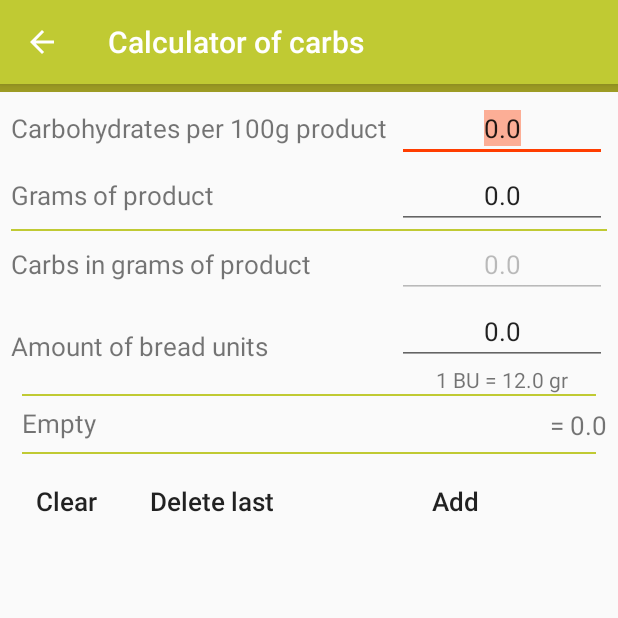
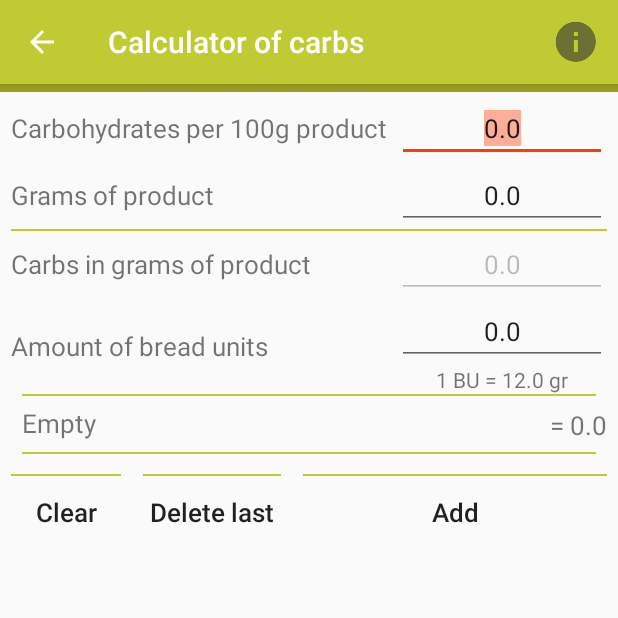
Before and after one commit to yakovbenalex/BloodSugarMonitoring, an Android app: the CalculatorCarbsActivity screen opened directly, with no data from a screen before it, after a tap on "Clear", on a phone screen of 412 x 824 dp, the top half of it. Run offline under Robolectric (Android 15) with nearby library versions, the phone set to English and light mode, and no system bars.

Commit message:
version 0.06 test2 - fix for stack history =>   (stack history doesn't save after removing all items from the stack) - change name item on main activity (in strings.xml) - some other changes in strings.xml

```diff
--- a/app/src/main/java/com/example/jason/EveryGlic/CalculatorCarbsActivity.java
+++ b/app/src/main/java/com/example/jason/EveryGlic/CalculatorCarbsActivity.java
@@ -6,6 +6,7 @@ import android.support.v7.app.AppCompatActivity;
 import android.text.Editable;
 import android.text.TextWatcher;
 import android.util.Log;
+import android.view.Menu;
 import android.view.View;
 import android.widget.Button;
 import android.widget.EditText;
@@ -15,11 +16,12 @@ import android.widget.Toast;
 import java.util.ArrayList;
 import java.util.Calendar;
 
+import static com.example.jason.EveryGlic.MyWorks.createInfoItemInActionBar;
 import static com.example.jason.EveryGlic.MyWorks.getStringNumberWithAccuracy;
 import static com.example.jason.EveryGlic.MyWorks.isEmpty;
+import static com.example.jason.EveryGlic.PreferencesActivity.AMOUNT_CARBS_IN_BREAD_UNIT_DEFAULT;
 import static com.example.jason.EveryGlic.PreferencesActivity.KEY_PREFS;
 import static com.example.jason.EveryGlic.PreferencesActivity.KEY_PREFS_AMOUNT_CARBS_IN_BREAD_UNIT;
-import static com.example.jason.EveryGlic.PreferencesActivity.AMOUNT_CARBS_IN_BREAD_UNIT_DEFAULT;
 
 public class CalculatorCarbsActivity extends AppCompatActivity implements View.OnClickListener {
     // keys (CCS - Calculator carbs state)
@@ -30,6 +32,7 @@ public class CalculatorCarbsActivity extends AppCompatActivity implements View.O
     private static final String KEY_PREFS_CCS_AMOUNT_BREAD_UNITS = "amountBreadUnits";
     private static final String KEY_PREFS_CCS_STACK = "stack";
 
+    private static final String STACK_DEFAULT_EMPTY_VALUE = "0.0";
     private static final String TAG = "myLog";
 
     // temporary variables
@@ -319,15 +322,15 @@ public class CalculatorCarbsActivity extends AppCompatActivity implements View.O
         });
 
         // set textView stackSum to 0.0 if stack is empty
-        if (!stackForCalc.isEmpty()) {
-            // calculate stack's sum
+        if (stackForCalc.isEmpty()) {
+            tvStackSum.setText("= 0.0");
+        } else {
+            // calculate stack's sum and set value to textView stackSum
             for (int i = 0; i < stackForCalc.size(); i++) {
                 stackSum += stackForCalc.get(i);
             }
             tvStackSum.setText(String.valueOf(stackSum));
             Log.d(TAG, "CalculatorCarbsActivity, stackGet: " + stackForCalc.get(stackForCalc.size() - 1));
-        } else {
-            tvStackSum.setText("= 0.0");
         }
     }
 
@@ -345,6 +348,7 @@ public class CalculatorCarbsActivity extends AppCompatActivity implements View.O
                     tvStackSum.setText("= 0.0");
                 }
 
+                saveStackHistoryState();
                 /* Later this place for save stack to history
                 *
                 *
@@ -425,7 +429,6 @@ public class CalculatorCarbsActivity extends AppCompatActivity implements View.O
             default:
                 break;
         }
-
     }
 
     // my logs for stack
@@ -435,41 +438,6 @@ public class CalculatorCarbsActivity extends AppCompatActivity implements View.O
                     + stackForCalc.isEmpty()
                     + "\nlast stack value: " + stackForCalc.get(stackForCalc.size() - 1));
         }
-    }
-
-    @Override
-    protected void onPause() {
-        super.onPause();
-
-        Log.d(TAG, "CalculatorCarbsActivity, onPause: ");
-
-        // save editText values on pause
-        SharedPreferences sharedPrefState = getSharedPreferences(
-                KEY_PREFS_CALC_CARBS_STATE, MODE_PRIVATE);
-        SharedPreferences.Editor sharedPrefStateEditor = sharedPrefState.edit();
-
-        // put editTexts state(their value) to shared preferences
-        sharedPrefStateEditor.putString(
-                KEY_PREFS_CCS_CARBS_IN_100_GRAMS, etCarbsIn100GramsOfProduct.getText().toString());
-        sharedPrefStateEditor.putString(
-                KEY_PREFS_CCS_GRAMS_IN_PRODUCT, etGramsOfProduct.getText().toString());
-        sharedPrefStateEditor.putString(
-                KEY_PREFS_CCS_CARBS_IN_GRAMS_PRODUCT, etCarbsInGramsOfProduct.getText().toString());
-        sharedPrefStateEditor.putString(
-                KEY_PREFS_CCS_AMOUNT_BREAD_UNITS, etAmountBreadUnits.getText().toString());
-
-        if (!stackForCalc.isEmpty()) {
-            // build string to further split on elements for ArrayList
-            StringBuilder strStackTemp = new StringBuilder();
-            for (Float curStackVal : stackForCalc) {
-                strStackTemp.append(curStackVal).append(",");
-            }
-            // save stack history to shared prefs
-            sharedPrefStateEditor.putString(KEY_PREFS_CCS_STACK, tvStack.getText().toString());
-        }
-
-        // apply shared preferences changes
-        sharedPrefStateEditor.apply();
     }
 
     @Override
@@ -493,18 +461,18 @@ public class CalculatorCarbsActivity extends AppCompatActivity implements View.O
 
         try {
             // get last state of stack's history
-            String stack = sharedPrefState.getString(KEY_PREFS_CCS_STACK, "0.0");
+            String stack = sharedPrefState.getString(KEY_PREFS_CCS_STACK, STACK_DEFAULT_EMPTY_VALUE);
             String[] stackArr = stack.split(" ");
             stackSum = 0.0f;
 
             Log.d(TAG, stack + "\n");
 
             // check on empty stack history
-            if (stack == "0.0") { //Objects.equals(stack, "0.0")
+            if (stack.equals(STACK_DEFAULT_EMPTY_VALUE)) {
                 tvStack.setText(R.string.empty);
             } else {
                 // fill stack Array and calculate stack's sum
-                // i+2 because stackArr={1,+,2}
+                // i+2 because stack value alternate with plus sign (stackArr={1,+,2,+,3})
                 for (int i = 0; i < stackArr.length; i = i + 2) {
                     stackForCalc.add(Float.parseFloat(stackArr[i]));
                     stackSum += Float.parseFloat(stackArr[i]);
@@ -513,7 +481,6 @@ public class CalculatorCarbsActivity extends AppCompatActivity implements View.O
                 tvStack.setText(stack);
                 strTemp = "= " + getStringNumberWithAccuracy(String.valueOf(stackSum), 1, '.', false);
                 tvStackSum.setText(strTemp);
-//                tvStackSum.setText("= " + String.valueOf(stackSum));
             }
         } catch (NumberFormatException e) {
             e.printStackTrace();
@@ -523,6 +490,60 @@ public class CalculatorCarbsActivity extends AppCompatActivity implements View.O
         etCarbsIn100GramsOfProduct.requestFocus();
     }
 
+    @Override
+    protected void onPause() {
+        super.onPause();
+        Log.d(TAG, "CalculatorCarbsActivity, onPause: ");
+
+        SharedPreferences sharedPrefState = getSharedPreferences(
+                KEY_PREFS_CALC_CARBS_STATE, MODE_PRIVATE);
+        SharedPreferences.Editor sharedPrefStateEditor = sharedPrefState.edit();
+
+        // save editText values on pause
+        // put editTexts state(their value) to shared preferences
+        sharedPrefStateEditor.putString(
+                KEY_PREFS_CCS_CARBS_IN_100_GRAMS, etCarbsIn100GramsOfProduct.getText().toString());
+        sharedPrefStateEditor.putString(
+                KEY_PREFS_CCS_GRAMS_IN_PRODUCT, etGramsOfProduct.getText().toString());
+        sharedPrefStateEditor.putString(
+                KEY_PREFS_CCS_CARBS_IN_GRAMS_PRODUCT, etCarbsInGramsOfProduct.getText().toString());
+        sharedPrefStateEditor.putString(
+                KEY_PREFS_CCS_AMOUNT_BREAD_UNITS, etAmountBreadUnits.getText().toString());
+
+        // apply shared preferences changes
+        sharedPrefStateEditor.apply();
+
+        saveStackHistoryState();
+    }
+
+    // save stack history state to shared prefs
+    protected void saveStackHistoryState() {
+        SharedPreferences sharedPrefState = getSharedPreferences(
+                KEY_PREFS_CALC_CARBS_STATE, MODE_PRIVATE);
+        SharedPreferences.Editor sharedPrefStateEditor = sharedPrefState.edit();
+
+        if (!stackForCalc.isEmpty()) {
+            // build string to further split on elements for ArrayList
+            StringBuilder strStackTemp = new StringBuilder();
+            for (Float curStackVal : stackForCalc) {
+                strStackTemp.append(curStackVal).append(",");
+            }
+            // save stack history to shared prefs
+            sharedPrefStateEditor.putString(KEY_PREFS_CCS_STACK, tvStack.getText().toString());
+        } else {
+            sharedPrefStateEditor.putString(KEY_PREFS_CCS_STACK, STACK_DEFAULT_EMPTY_VALUE);
+        }
+
+        // apply shared preferences changes
+        sharedPrefStateEditor.apply();
+    }
+
+    @Override
+    public boolean onCreateOptionsMenu(Menu menu) {
+        createInfoItemInActionBar(menu);
+        return super.onCreateOptionsMenu(menu);
+    }
+
     // for save fields values
     @Override
     protected void onSaveInstanceState(Bundle outState) {
--- a/app/src/main/java/com/example/jason/EveryGlic/DBHelper.java
+++ b/app/src/main/java/com/example/jason/EveryGlic/DBHelper.java
@@ -37,11 +37,6 @@ class DBHelper extends SQLiteOpenHelper{
                 + KEY_TIME_IN_SECONDS + " integer, "
                 + KEY_COMMENT + " text " + ")");
 
-        db.execSQL("create table " + TABLE_CALC_CARBS_STACK_HISTORY + "("
-                + KEY_ID + " integer primary key, "
-                + KEY_STACK_VALUE + " real, "
-                + KEY_TIME_IN_SECONDS + " integer "
-                + ")");
     }
 
     @Override
--- a/app/src/main/java/com/example/jason/EveryGlic/MyWorks.java
+++ b/app/src/main/java/com/example/jason/EveryGlic/MyWorks.java
@@ -4,11 +4,14 @@ import android.app.Dialog;
 import android.content.Context;
 import android.content.Intent;
 import android.util.Log;
+import android.view.Menu;
 import android.view.MenuItem;
 import android.widget.EditText;
 import android.widget.Toast;
 
 import java.math.BigDecimal;
+
+import static com.example.jason.EveryGlic.PreferencesActivity.IDM_INFO;
 
 
 class MyWorks {
@@ -73,8 +76,8 @@ class MyWorks {
         return false;
     }
 
-    //
-    static boolean parseMenuItem(Context context, String calledActivityName, MenuItem item) {
+    // for parse menu item on ActionBar (all items)
+    static boolean parseMenuItemMain(Context context, String calledActivityName, MenuItem item) {
         switch (item.getItemId()) {
             case R.id.action_settings:
                 Intent intentPreferencesActivity = new Intent(context, PreferencesActivity.class);
@@ -114,9 +117,16 @@ class MyWorks {
             default:
                 break;
         }
-        Log.d(TAG, "parseMenuItem: " + context + " ");
+        Log.d(TAG, "parseMenuItemMain: " + context + " ");
         return true;
     }
 
+    // for parse menu item on ActionBar (info item only)
+    static boolean createInfoItemInActionBar(Menu menu) {
+        menu.add(Menu.NONE, IDM_INFO, Menu.NONE, R.string.info)
+                .setIcon(R.drawable.ic_action_info)
+                .setShowAsAction(MenuItem.SHOW_AS_ACTION_ALWAYS);
+        return true;
+    }
 
 }
--- a/app/src/main/res/layout/activity_calculator_carbs.xml
+++ b/app/src/main/res/layout/activity_calculator_carbs.xml
@@ -16,6 +16,7 @@
         android:layout_height="wrap_content"
         android:layout_alignParentStart="true"
         android:layout_alignParentTop="true"
+        android:layout_marginBottom="@dimen/activity_item_padding"
         android:padding="@dimen/activity_item_padding">
 
         <LinearLayout
@@ -207,6 +208,16 @@
 
     <!--android:layout_alignStart="@+id/etAmountBreadUnits"-->
     <!--android:layout_below="@+id/etAmountBreadUnits"-->
+    <View
+        android:id="@+id/viewBtn1"
+        android:layout_width="match_parent"
+        android:layout_height="1dip"
+        android:layout_above="@id/btnClearStack"
+        android:layout_alignEnd="@id/btnClearStack"
+        android:layout_alignStart="@id/btnClearStack"
+        android:layout_marginLeft="@dimen/activity_item_padding"
+        android:layout_marginRight="@dimen/activity_item_padding"
+        android:background="@color/colorPrimary" />
 
     <Button
         android:id="@+id/btnClearStack"
@@ -216,6 +227,17 @@
         android:layout_below="@+id/scrollView1"
         android:text="Clear" />
 
+    <View
+        android:id="@+id/viewBtn2"
+        android:layout_width="match_parent"
+        android:layout_height="1dip"
+        android:layout_above="@id/btnDeleteLastInStack"
+        android:layout_alignEnd="@id/btnDeleteLastInStack"
+        android:layout_alignStart="@id/btnDeleteLastInStack"
+        android:layout_marginLeft="@dimen/activity_item_padding"
+        android:layout_marginRight="@dimen/activity_item_padding"
+        android:background="@color/colorPrimary" />
+
     <Button
         android:id="@+id/btnDeleteLastInStack"
         android:layout_width="wrap_content"
@@ -223,6 +245,17 @@
         android:layout_below="@+id/scrollView1"
         android:layout_toEndOf="@+id/btnClearStack"
         android:text="Delete last" />
+
+    <View
+        android:id="@+id/viewBtn3"
+        android:layout_width="match_parent"
+        android:layout_height="1dip"
+        android:layout_above="@id/btnAddToStack"
+        android:layout_alignEnd="@id/btnAddToStack"
+        android:layout_alignStart="@id/btnAddToStack"
+        android:layout_marginLeft="@dimen/activity_item_padding"
+        android:layout_marginRight="@dimen/activity_item_padding"
+        android:background="@color/colorPrimary" />
 
     <Button
         android:id="@+id/btnAddToStack"
--- a/app/src/main/res/layout/activity_main.xml
+++ b/app/src/main/res/layout/activity_main.xml
@@ -175,7 +175,7 @@
                     android:layout_height="wrap_content"
                     android:layout_weight="1"
                     android:drawableTop="@mipmap/ic_btn_info"
-                    android:text="@string/information" />
+                    android:text="@string/useful_articles" />
             </TableRow>
         </TableLayout>
     </RelativeLayout>
--- a/app/src/main/res/menu/menu_main.xml
+++ b/app/src/main/res/menu/menu_main.xml
@@ -6,7 +6,7 @@
 
     <item
         android:id="@+id/action_info"
-        android:orderInCategory="2"
+        android:orderInCategory="1"
         android:title="@string/info"
         android:icon="@drawable/ic_action_info"
         app:showAsAction="always" />
--- a/app/src/main/res/values/strings.xml
+++ b/app/src/main/res/values/strings.xml
@@ -76,7 +76,7 @@
     <string name="exit_are_you_sure">Exit: Are you sure?</string>
     <string name="confirm">Confirm</string>
     <string name="click_the_back_button_again_to_cancel_the_agreement">Click the back button again to cancel the agreement!</string>
-    <string name="information">Information</string>
+    <string name="useful_articles">Useful articles</string>
     <string name="dws_sut">Sut</string>
     <string name="dws_sun">Sun</string>
     <string name="dws_mon">Mon</string>
```
Also changed, not shown: app/build.gradle (+7 -7 lines), app/src/main/AndroidManifest.xml (+1 -12 lines), app/src/main/java/com/example/jason/EveryGlic/AddOrChangeMeasurementActivity.java (+8 -0 lines), app/src/main/java/com/example/jason/EveryGlic/InfoActivity.java (+12 -0 lines), app/src/main/java/com/example/jason/EveryGlic/MainActivity.java (+5 -3 lines), app/src/main/java/com/example/jason/EveryGlic/MeasurementsActivity.java (+8 -0 lines), app/src/main/java/com/example/jason/EveryGlic/PreferencesActivity.java (+22 -0 lines), app/src/main/java/com/example/jason/EveryGlic/StatisticsActivity.java (+8 -0 lines), 2 other files.
